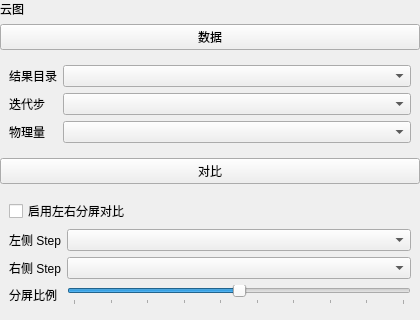
Qt form plugins/Base_PostProcessing/NephogramSettingWidget.ui (asd977/base_cae) before a commit; both pictures show x 0 to 420 and y 0 to 320 of the 420 by 540 pixel window.
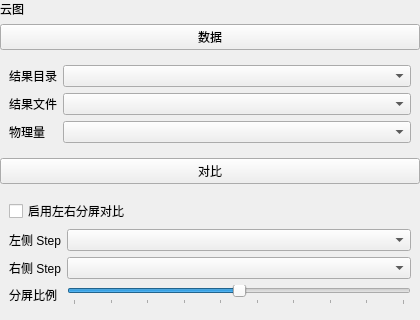
The same form after that commit.

The edit to the form file:
```diff
--- a/plugins/Base_PostProcessing/NephogramSettingWidget.ui
+++ b/plugins/Base_PostProcessing/NephogramSettingWidget.ui
@@ -56,7 +56,7 @@
          </sizepolicy>
         </property>
         <property name="text">
-         <string>迭代步</string>
+         <string>结果文件</string>
         </property>
        </widget>
       </item>
```
